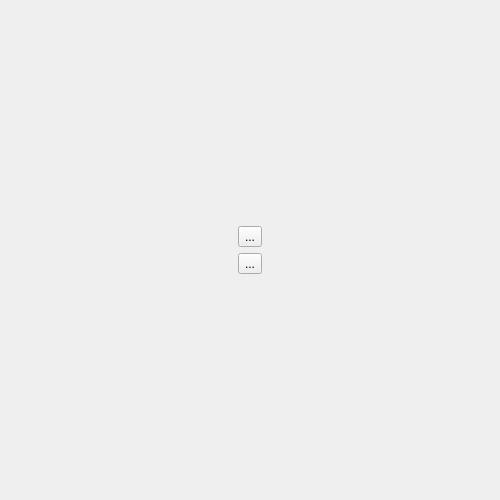
Old version of the form TD_9_customView/TD_9_customView.ui in the repository ToonTools/TD_Course_2021_Q1.
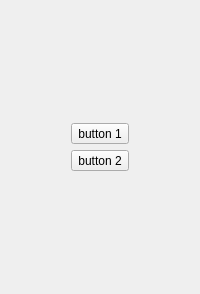
New version of the form.

```diff
--- a/TD_9_customView/TD_9_customView.ui
+++ b/TD_9_customView/TD_9_customView.ui
@@ -6,8 +6,8 @@
    <rect>
     <x>0</x>
     <y>0</y>
-    <width>500</width>
-    <height>500</height>
+    <width>200</width>
+    <height>294</height>
    </rect>
   </property>
   <property name="sizePolicy">
@@ -18,8 +18,14 @@
   </property>
   <property name="minimumSize">
    <size>
-    <width>500</width>
-    <height>500</height>
+    <width>200</width>
+    <height>200</height>
+   </size>
+  </property>
+  <property name="maximumSize">
+   <size>
+    <width>800</width>
+    <height>800</height>
    </size>
   </property>
   <property name="windowTitle">
@@ -31,7 +37,7 @@
      <item alignment="Qt::AlignHCenter">
       <widget class="QToolButton" name="button1">
        <property name="text">
-        <string>...</string>
+        <string>button 1</string>
        </property>
       </widget>
      </item>
@@ -47,7 +53,7 @@
         <enum>Qt::LeftToRight</enum>
        </property>
        <property name="text">
-        <string>...</string>
+        <string>button 2</string>
        </property>
       </widget>
      </item>
```
